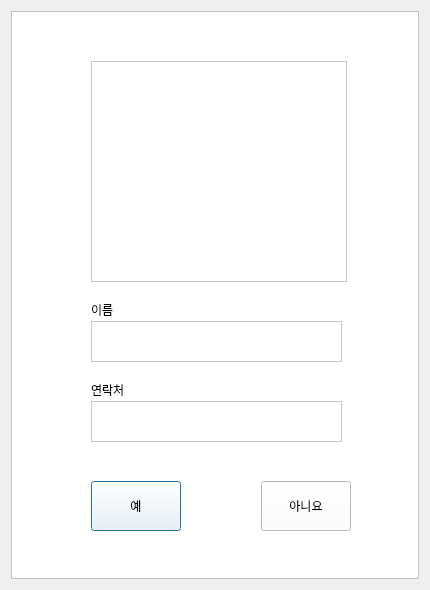
Above: ui/check_login.ui from pJunghan/RobotArm before the change. Below: the same form after it.
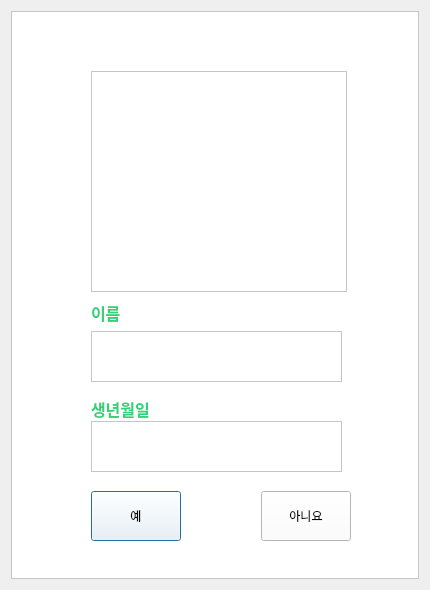
That is the form after the change.

The edit to the form file:
```diff
--- a/ui/check_login.ui
+++ b/ui/check_login.ui
@@ -40,7 +40,7 @@
         <x>140</x>
         <y>10</y>
         <width>131</width>
-        <height>31</height>
+        <height>41</height>
        </rect>
       </property>
       <property name="styleSheet">
@@ -54,7 +54,7 @@
       <property name="geometry">
        <rect>
         <x>80</x>
-        <y>50</y>
+        <y>60</y>
         <width>256</width>
         <height>221</height>
        </rect>
@@ -67,13 +67,13 @@
       <property name="geometry">
        <rect>
         <x>80</x>
-        <y>310</y>
+        <y>320</y>
         <width>251</width>
-        <height>41</height>
+        <height>51</height>
        </rect>
       </property>
       <property name="styleSheet">
-       <string notr="true"/>
+       <string notr="true">background-color: rgb(255, 255, 255);</string>
       </property>
       <property name="html">
        <string>&lt;!DOCTYPE HTML PUBLIC &quot;-//W3C//DTD HTML 4.0//EN&quot; &quot;http://www.w3.org/TR/REC-html40/strict.dtd&quot;&gt;
@@ -87,13 +87,13 @@
       <property name="geometry">
        <rect>
         <x>80</x>
-        <y>390</y>
+        <y>410</y>
         <width>251</width>
-        <height>41</height>
+        <height>51</height>
        </rect>
       </property>
       <property name="styleSheet">
-       <string notr="true"/>
+       <string notr="true">background-color: rgb(255, 255, 255);</string>
       </property>
       <property name="html">
        <string>&lt;!DOCTYPE HTML PUBLIC &quot;-//W3C//DTD HTML 4.0//EN&quot; &quot;http://www.w3.org/TR/REC-html40/strict.dtd&quot;&gt;
@@ -107,7 +107,7 @@
       <property name="geometry">
        <rect>
         <x>80</x>
-        <y>470</y>
+        <y>480</y>
         <width>90</width>
         <height>50</height>
        </rect>
@@ -123,7 +123,7 @@
       <property name="geometry">
        <rect>
         <x>250</x>
-        <y>470</y>
+        <y>480</y>
         <width>90</width>
         <height>50</height>
        </rect>
@@ -138,24 +138,24 @@
         <x>80</x>
         <y>290</y>
         <width>67</width>
-        <height>17</height>
+        <height>21</height>
        </rect>
       </property>
       <property name="text">
-       <string>이름</string>
+       <string>&lt;html&gt;&lt;head/&gt;&lt;body&gt;&lt;p&gt;&lt;span style=&quot; font-size:12pt; font-weight:600; color:#33d17a;&quot;&gt;이름&lt;/span&gt;&lt;/p&gt;&lt;/body&gt;&lt;/html&gt;</string>
       </property>
      </widget>
      <widget class="QLabel" name="label_3">
       <property name="geometry">
        <rect>
         <x>80</x>
-        <y>370</y>
+        <y>386</y>
         <width>67</width>
-        <height>17</height>
+        <height>21</height>
        </rect>
       </property>
       <property name="text">
-       <string>연락처</string>
+       <string>&lt;html&gt;&lt;head/&gt;&lt;body&gt;&lt;p&gt;&lt;span style=&quot; font-size:12pt; font-weight:600; color:#33d17a;&quot;&gt;생년월일&lt;/span&gt;&lt;/p&gt;&lt;/body&gt;&lt;/html&gt;</string>
       </property>
      </widget>
     </widget>
```
